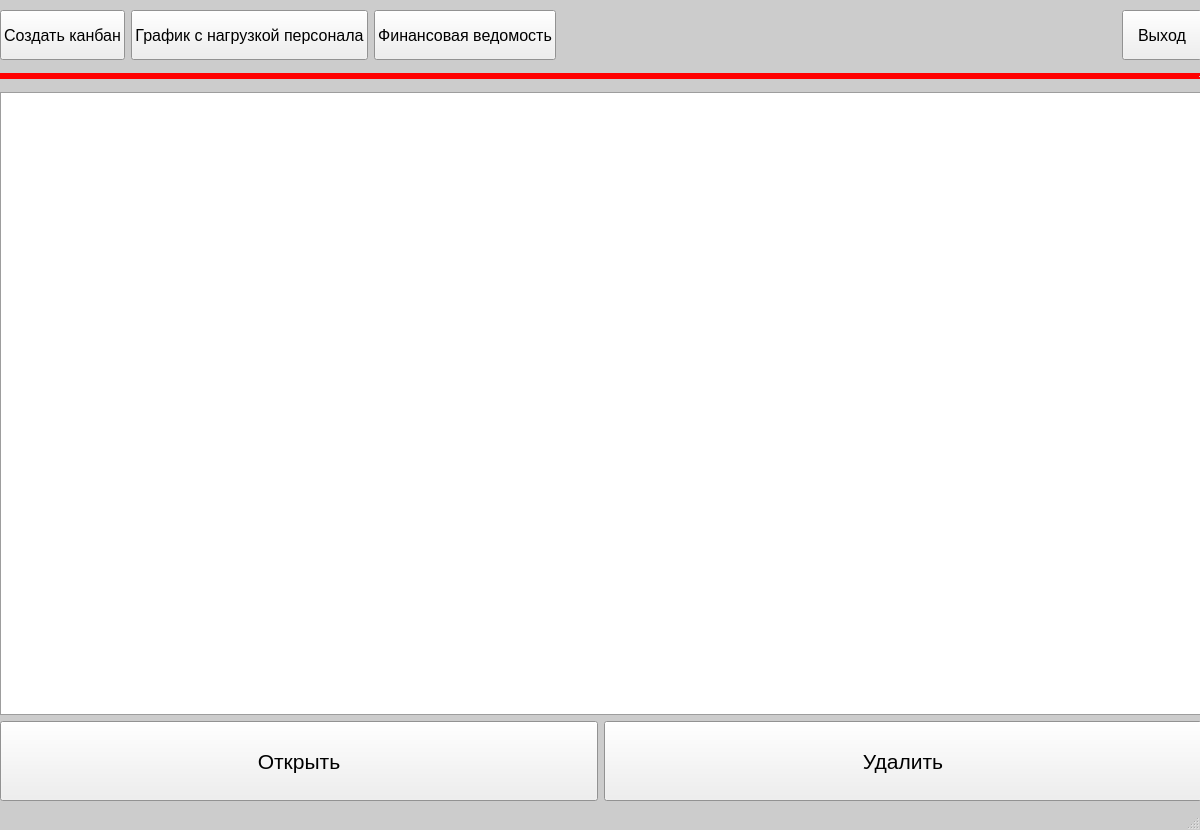
This is main.ui in AnGREATern/kanbaner as Qt 5 draws it before an edit. The edited form follows.
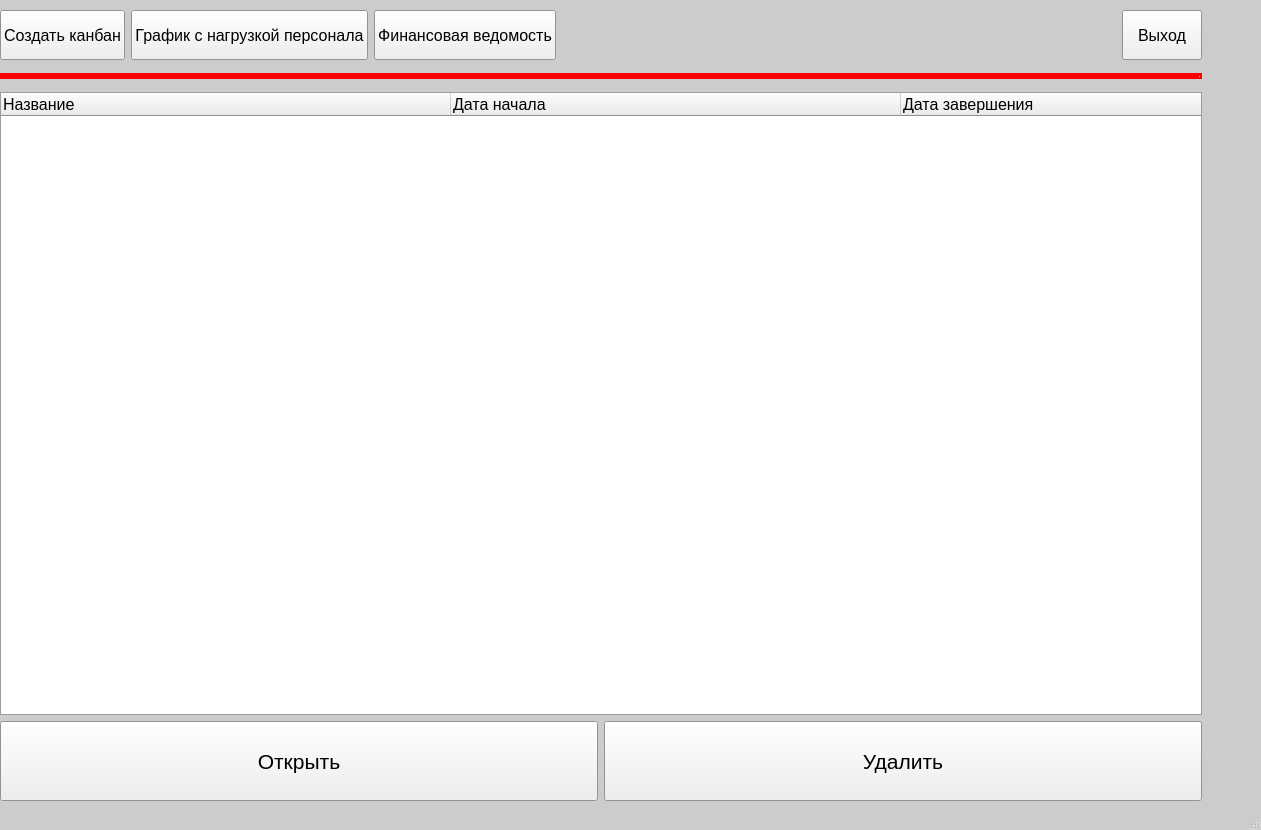
This is the edited form.

Diff of the .ui file:
```diff
--- a/main.ui
+++ b/main.ui
@@ -6,7 +6,7 @@
    <rect>
     <x>0</x>
     <y>0</y>
-    <width>1200</width>
+    <width>1261</width>
     <height>830</height>
    </rect>
   </property>
@@ -417,14 +417,33 @@
       </widget>
      </item>
      <item>
-      <widget class="QListWidget" name="lw">
+      <widget class="QTreeWidget" name="tw">
        <property name="font">
         <font>
-         <pointsize>18</pointsize>
-         <weight>75</weight>
-         <bold>true</bold>
+         <pointsize>12</pointsize>
         </font>
        </property>
+       <attribute name="headerDefaultSectionSize">
+        <number>450</number>
+       </attribute>
+       <attribute name="headerMinimumSectionSize">
+        <number>49</number>
+       </attribute>
+       <column>
+        <property name="text">
+         <string>Название</string>
+        </property>
+       </column>
+       <column>
+        <property name="text">
+         <string>Дата начала</string>
+        </property>
+       </column>
+       <column>
+        <property name="text">
+         <string>Дата завершения</string>
+        </property>
+       </column>
       </widget>
      </item>
      <item>
```
